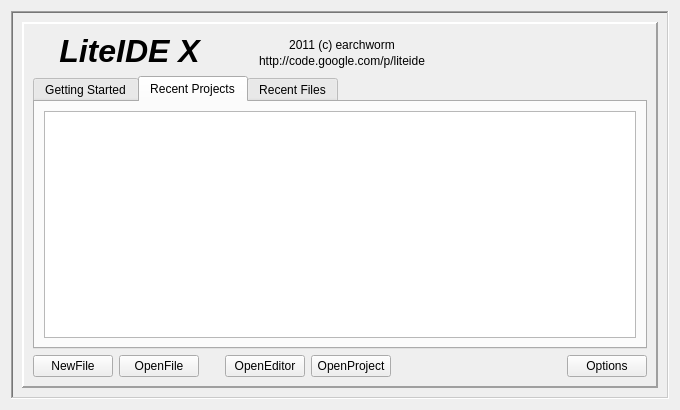
The window that liteidex/src/plugins/welcome/welcomewidget.ui (seanxyh/liteide) describes before a commit, drawn with Qt 5.
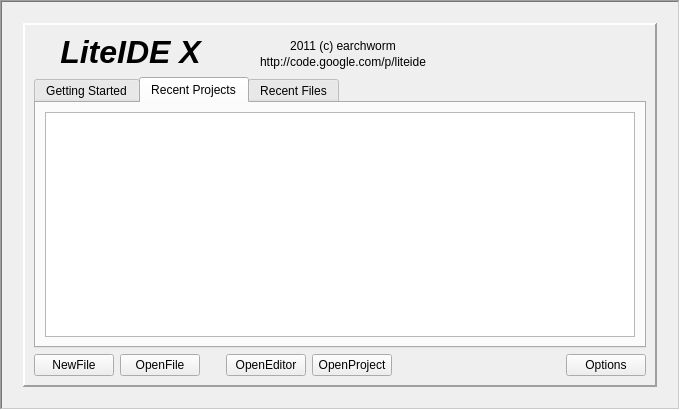
The same window after the commit. The open tabs and pages were chosen to show the change. Icons and pictures are not drawn.

Commit message: welcome: use treeview

Diff of the .ui file:
```diff
--- a/liteidex/src/plugins/welcome/welcomewidget.ui
+++ b/liteidex/src/plugins/welcome/welcomewidget.ui
@@ -14,6 +14,12 @@
    <string>Form</string>
   </property>
   <layout class="QVBoxLayout" name="verticalLayout_2">
+   <property name="spacing">
+    <number>0</number>
+   </property>
+   <property name="margin">
+    <number>0</number>
+   </property>
    <item>
     <widget class="QScrollArea" name="scrollArea">
      <property name="frameShape">
@@ -27,11 +33,14 @@
        <rect>
         <x>0</x>
         <y>0</y>
-        <width>654</width>
-        <height>384</height>
+        <width>676</width>
+        <height>406</height>
        </rect>
       </property>
       <layout class="QVBoxLayout" name="verticalLayout_3">
+       <property name="margin">
+        <number>21</number>
+       </property>
        <item>
         <widget class="QFrame" name="frame">
          <property name="sizePolicy">
@@ -186,7 +195,11 @@
              </attribute>
              <layout class="QVBoxLayout" name="verticalLayout_4">
               <item>
-               <widget class="QListView" name="recentProjectslistView"/>
+               <widget class="QTreeView" name="recentProjectsTreeView">
+                <attribute name="headerVisible">
+                 <bool>false</bool>
+                </attribute>
+               </widget>
               </item>
              </layout>
             </widget>
```
Left out of the diff: 2 changed lines with no effect on the pictures. The commit also changes 2 other files.
